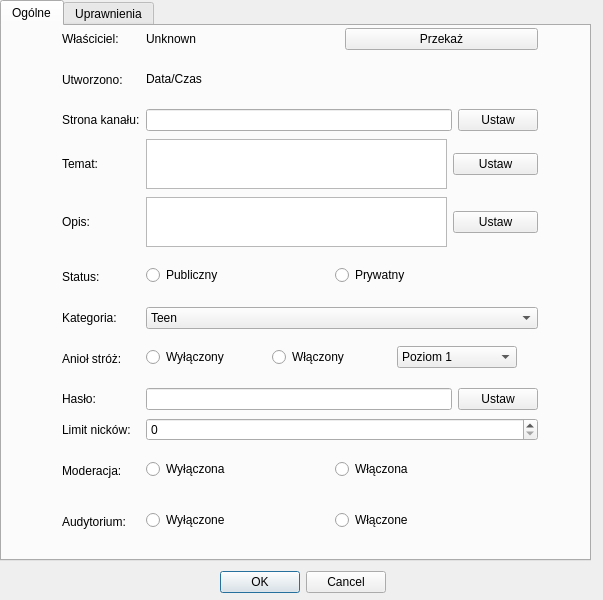
Before: the Qt Designer form ui/channel_settings.ui in gitter-badger/simplechatclient, drawn with Qt 5.
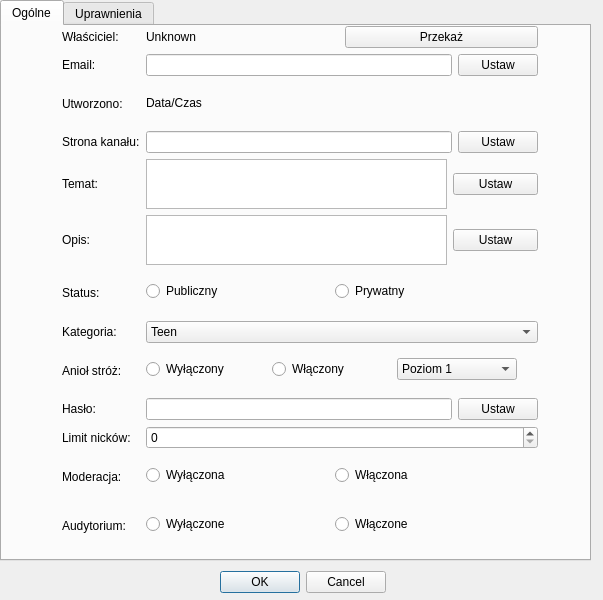
After: the same form once the commit is applied. Icons and pictures are not drawn.

Commit message: add email support, fix remove favourites channel

```diff
--- a/ui/channel_settings.ui
+++ b/ui/channel_settings.ui
@@ -62,77 +62,77 @@
         </property>
        </widget>
       </item>
-      <item row="1" column="0">
+      <item row="2" column="0">
        <widget class="QLabel" name="label_2">
         <property name="text">
          <string>Utworzono:</string>
         </property>
        </widget>
       </item>
-      <item row="2" column="0">
+      <item row="3" column="0">
        <widget class="QLabel" name="label_3">
         <property name="text">
          <string>Strona kanału:</string>
         </property>
        </widget>
       </item>
-      <item row="3" column="0">
+      <item row="4" column="0">
        <widget class="QLabel" name="label_4">
         <property name="text">
          <string>Temat:</string>
         </property>
        </widget>
       </item>
-      <item row="4" column="0">
+      <item row="5" column="0">
        <widget class="QLabel" name="label_5">
         <property name="text">
          <string>Opis:</string>
         </property>
        </widget>
       </item>
-      <item row="5" column="0">
+      <item row="6" column="0">
        <widget class="QLabel" name="label_6">
         <property name="text">
          <string>Status:</string>
         </property>
        </widget>
       </item>
-      <item row="6" column="0">
+      <item row="7" column="0">
        <widget class="QLabel" name="label_7">
         <property name="text">
          <string>Kategoria:</string>
         </property>
        </widget>
       </item>
-      <item row="7" column="0">
+      <item row="8" column="0">
        <widget class="QLabel" name="label_8">
         <property name="text">
          <string>Anioł stróż:</string>
         </property>
        </widget>
       </item>
-      <item row="8" column="0">
+      <item row="9" column="0">
        <widget class="QLabel" name="label_9">
         <property name="text">
          <string>Hasło:</string>
         </property>
        </widget>
       </item>
-      <item row="9" column="0">
+      <item row="10" column="0">
        <widget class="QLabel" name="label_10">
         <property name="text">
          <string>Limit nicków:</string>
         </property>
        </widget>
       </item>
-      <item row="10" column="0">
+      <item row="11" column="0">
        <widget class="QLabel" name="label_11">
         <property name="text">
          <string>Moderacja:</string>
         </property>
        </widget>
       </item>
-      <item row="11" column="0">
+      <item row="12" column="0">
        <widget class="QLabel" name="label_12">
         <property name="text">
          <string>Audytorium:</string>
@@ -157,7 +157,7 @@
         </item>
        </layout>
       </item>
-      <item row="6" column="1">
+      <item row="7" column="1">
        <widget class="QComboBox" name="comboBox">
         <item>
          <property name="text">
@@ -186,7 +186,7 @@
         </item>
        </widget>
       </item>
-      <item row="8" column="1">
+      <item row="9" column="1">
        <layout class="QHBoxLayout" name="horizontalLayout_4">
         <item>
          <widget class="QLineEdit" name="lineEdit_4"/>
@@ -200,13 +200,13 @@
         </item>
        </layout>
       </item>
-      <item row="9" column="1">
+      <item row="10" column="1">
        <widget class="QSpinBox" name="spinBox"/>
       </item>
-      <item row="2" column="1">
+      <item row="3" column="1">
        <layout class="QHBoxLayout" name="horizontalLayout_7">
         <item>
-         <widget class="QLineEdit" name="lineEdit"/>
+         <widget class="QLineEdit" name="lineEdit_2"/>
         </item>
         <item>
          <widget class="QPushButton" name="pushButton_3">
@@ -217,7 +217,7 @@
         </item>
        </layout>
       </item>
-      <item row="3" column="1">
+      <item row="4" column="1">
        <layout class="QHBoxLayout" name="horizontalLayout_8">
         <item>
          <widget class="QPlainTextEdit" name="plainTextEdit">
@@ -256,7 +256,7 @@
         </item>
        </layout>
       </item>
-      <item row="4" column="1">
+      <item row="5" column="1">
        <layout class="QHBoxLayout" name="horizontalLayout_9">
         <item>
          <widget class="QPlainTextEdit" name="plainTextEdit_2">
@@ -295,7 +295,7 @@
         </item>
        </layout>
       </item>
-      <item row="5" column="1">
+      <item row="6" column="1">
        <widget class="QWidget" name="widget_6" native="true">
         <property name="sizePolicy">
          <sizepolicy hsizetype="Preferred" vsizetype="Preferred">
@@ -337,7 +337,7 @@
         </widget>
        </widget>
       </item>
-      <item row="1" column="1">
+      <item row="2" column="1">
        <widget class="QWidget" name="widget_2" native="true">
         <property name="sizePolicy">
          <sizepolicy hsizetype="Maximum" vsizetype="Maximum">
@@ -378,7 +378,7 @@
         </widget>
        </widget>
       </item>
-      <item row="10" column="1">
+      <item row="11" column="1">
        <widget class="QWidget" name="widget_11" native="true">
         <property name="maximumSize">
          <size>
@@ -414,7 +414,7 @@
         </widget>
        </widget>
       </item>
-      <item row="11" column="1">
+      <item row="12" column="1">
        <widget class="QWidget" name="widget_12" native="true">
         <property name="maximumSize">
          <size>
@@ -450,7 +450,7 @@
         </widget>
        </widget>
       </item>
-      <item row="7" column="1">
+      <item row="8" column="1">
        <widget class="QWidget" name="widget_8" native="true">
         <property name="maximumSize">
          <size>
@@ -505,6 +505,31 @@
         </widget>
        </widget>
       </item>
+      <item row="1" column="0">
+       <layout class="QHBoxLayout" name="horizontalLayout_15">
+        <item>
+         <widget class="QLabel" name="label_15">
+          <property name="text">
+           <string>Email:</string>
+          </property>
+         </widget>
+        </item>
+       </layout>
+      </item>
+      <item row="1" column="1">
+       <layout class="QHBoxLayout" name="horizontalLayout_16">
+        <item>
+         <widget class="QLineEdit" name="lineEdit"/>
+        </item>
+        <item>
+         <widget class="QPushButton" name="pushButton_19">
+          <property name="text">
+           <string>Ustaw</string>
+          </property>
+         </widget>
+        </item>
+       </layout>
+      </item>
      </layout>
     </widget>
    </widget>
```
Left out of the diff: 8 changed lines with no effect on the pictures. The commit also changes 12 other files.
